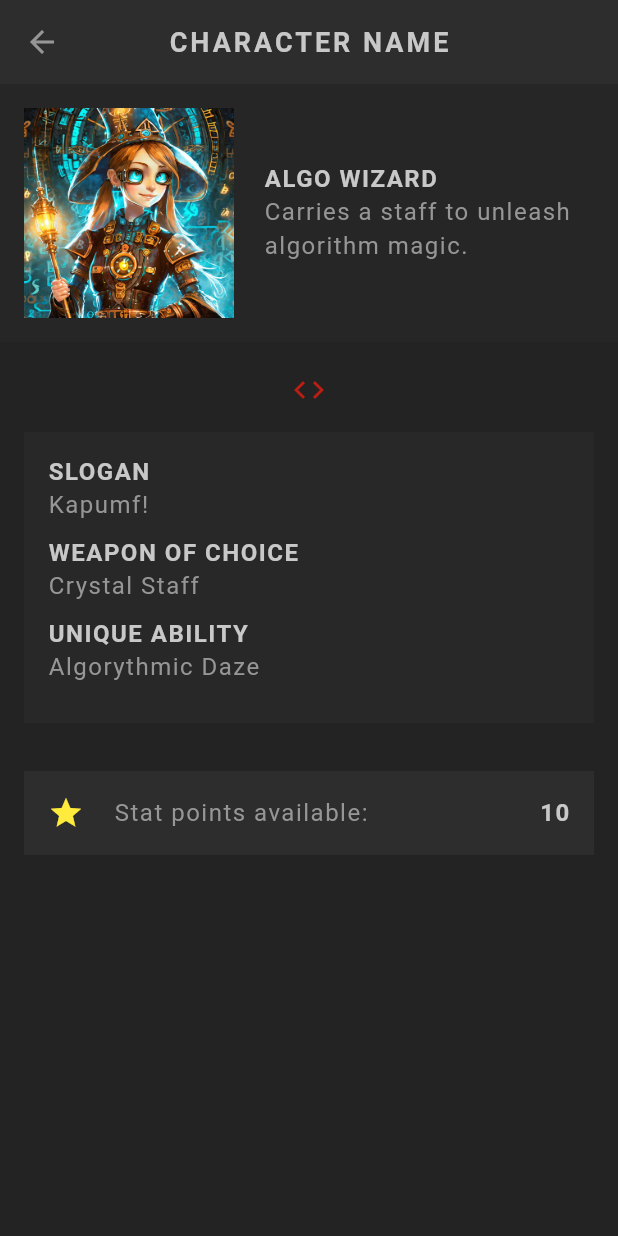
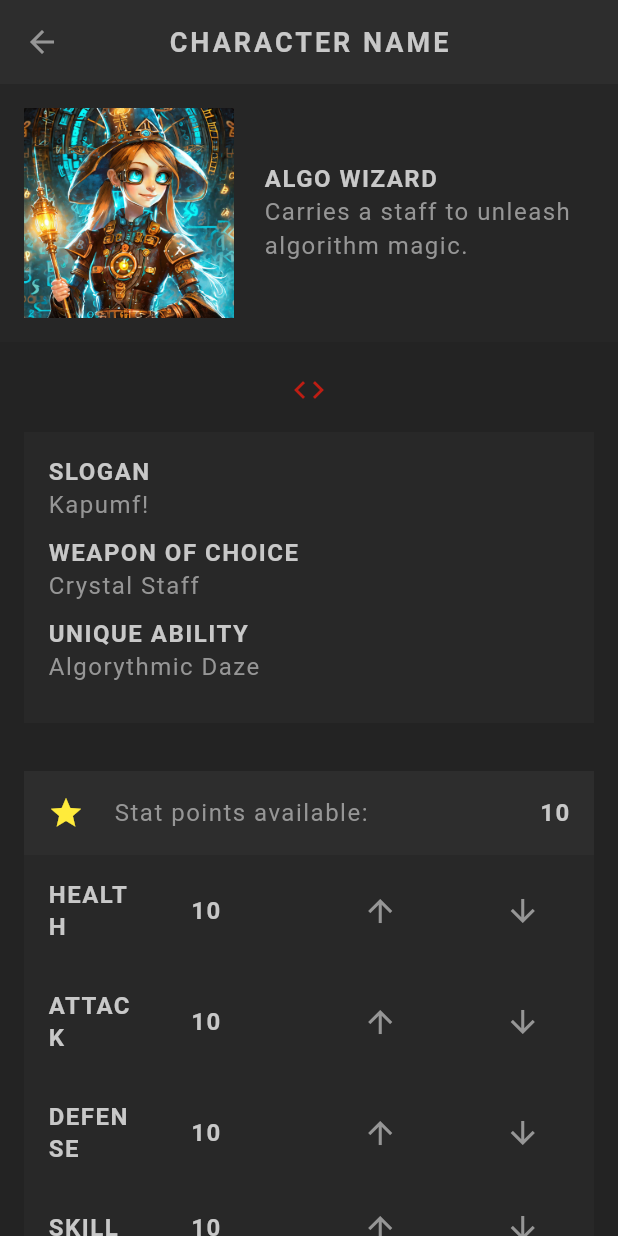
Before and after one commit to Minwoo0206/FlutterTutorial, a Flutter app: the screen it shows after launch, after a tap on the "arrow forward" icon, on a phone screen of 412 x 824 dp. Run offline on Flutter 3.47's test engine with Material 3 defaults, Android fonts, the phone set to English and light mode, and no system bars; our stand-ins replace flutter_spinkit, google_fonts; Roboto replaces fonts that are missing (Kanit).

Commit message:
Routes & Screens done

```diff
--- a/flutter_rpg/lib/models/stats.dart
+++ b/flutter_rpg/lib/models/stats.dart
@@ -37,6 +37,7 @@ mixin Stats {
       if (stat == 'skill') {
         _skill++;
       }
+      _points--;
     }
   }
 
--- a/flutter_rpg/lib/screens/profile/profile.dart
+++ b/flutter_rpg/lib/screens/profile/profile.dart
@@ -2,7 +2,9 @@ import 'package:flutter/material.dart';
 import 'package:flutter_rpg/shared/styled_text.dart';
 
 import '../../models/character.dart';
+import '../../shared/styled_button.dart';
 import '../../theme.dart';
+import 'skill_list.dart';
 import 'stats_table.dart';
 
 class Profile extends StatelessWidget {
@@ -80,11 +82,26 @@ class Profile extends StatelessWidget {
               child: Column(
                 children: [
                   StatsTable(character),
+                  SkillList(character),
                 ],
               ),
             ),
 
             // save button
+            StyledButton(
+              onPressed: () {
+                ScaffoldMessenger.of(context).showSnackBar(SnackBar(
+                  content: const Center(
+                    child: StyledHeading('Character was saved.',),
+                  ),
+                  showCloseIcon: true,
+                  duration: const Duration(seconds: 2),
+                  backgroundColor: AppColors.secondaryColor,
+                ));
+              },
+              child: const StyledHeading('Save Character')
+            ),
+            const SizedBox(height: 20,),
 
           ],
         ),
--- /dev/null
+++ b/flutter_rpg/lib/screens/profile/skill_list.dart
@@ -0,0 +1,82 @@
+import 'package:flutter/material.dart';
+import 'package:flutter_rpg/models/character.dart';
+import 'package:flutter_rpg/models/skill.dart';
+import 'package:flutter_rpg/shared/styled_text.dart';
+
+import '../../theme.dart';
+
+class SkillList extends StatefulWidget {
+  const SkillList(this.character, {super.key});
+
+  final Character character;
+
+  @override
+  State<SkillList> createState() => _SkillListState();
+}
+
+class _SkillListState extends State<SkillList> {
+  late List<Skill> availableSkills;
+  late Skill selectedSkill;
+
+  @override
+  void initState() {
+
+    availableSkills = allSkills.where((skill) {
+      return skill.vocation == widget.character.vocation;
+    }).toList();
+
+    if (widget.character.skills.isEmpty) {
+      selectedSkill = availableSkills[0];
+    }
+
+    if (widget.character.skills.isNotEmpty) {
+      selectedSkill = widget.character.skills.first;
+    }
+
+    super.initState();
+  }
+
+  @override
+  Widget build(BuildContext context) {
+    return Padding(
+      padding: const EdgeInsets.all(16),
+      child: Container(
+        padding: const EdgeInsets.all(16),
+        color: AppColors.secondaryColor.withOpacity(0.5),
+        child: Column(
+          children: [
+
+            const StyledHeading('Choose an active skill'),
+            const StyledText('Skills are unique to your vocation'),
+            const SizedBox(height: 20,),
+
+            Row(
+              mainAxisAlignment: MainAxisAlignment.center,
+              children: availableSkills.map((skill) {
+                return Container(
+                  margin: const EdgeInsets.all(5),
+                  padding: const EdgeInsets.all(2),
+                  color: skill == selectedSkill ? Colors.yellow : Colors.transparent,
+                  child: GestureDetector(
+                    onTap: () {
+                      setState(() {
+                        widget.character.updateSkill(skill);
+                        selectedSkill = skill;
+                      });
+                    },
+                    child: Image.asset('assets/img/skills/${skill.image}',
+                      width: 65,
+                    ),
+                  ),
+                );
+              }).toList()
+            ),
+            const SizedBox(height: 10,),
+            StyledText(selectedSkill.name),
+
+          ],
+        ),
+      ),
+    );
+  }
+}
--- a/flutter_rpg/lib/screens/profile/stats_table.dart
+++ b/flutter_rpg/lib/screens/profile/stats_table.dart
@@ -36,9 +36,65 @@ class _StatsTableState extends State<StatsTable> {
                 StyledHeading(widget.character.points.toString()),
               ],
             ),
-          )
+          ),
 
           // stats table
+          Table(
+            children: widget.character.statsAsFormattedList.map((stat) {
+              return TableRow(
+                decoration: BoxDecoration(
+                  color: AppColors.secondaryColor.withOpacity(0.5),
+                ),
+                children: [
+
+                  // stat title
+                  TableCell(
+                    verticalAlignment: TableCellVerticalAlignment.middle,
+                    child: Padding(
+                      padding: const EdgeInsets.all(16),
+                      child: StyledHeading(stat['title']!)
+                    ),
+                  ),
+
+                  // stat value
+                  TableCell(
+                    verticalAlignment: TableCellVerticalAlignment.middle,
+                    child: Padding(
+                      padding: const EdgeInsets.all(16),
+                      child: StyledHeading(stat['value']!)
+                    ),
+                  ),
+
+                  // icon to increase stat
+                  TableCell(
+                    verticalAlignment: TableCellVerticalAlignment.middle,
+                    child: IconButton(
+                      icon: Icon(Icons.arrow_upward, color: AppColors.textColor),
+                      onPressed: () {
+                        setState(() {
+                          widget.character.increaseStat(stat['title']!);
+                        });
+                      },
+                    ),
+                  ),
+
+                  // icon to decrease stat
+                  TableCell(
+                    verticalAlignment: TableCellVerticalAlignment.middle,
+                    child: IconButton(
+                      icon: Icon(Icons.arrow_downward, color: AppColors.textColor),
+                      onPressed: () {
+                        setState(() {
+                          widget.character.decreaseStat(stat['title']!);
+                        });
+                      },
+                    ),
+                  ),
+
+                ]
+              );
+            }).toList(),
+          ),
 
         ],
       ),
```
